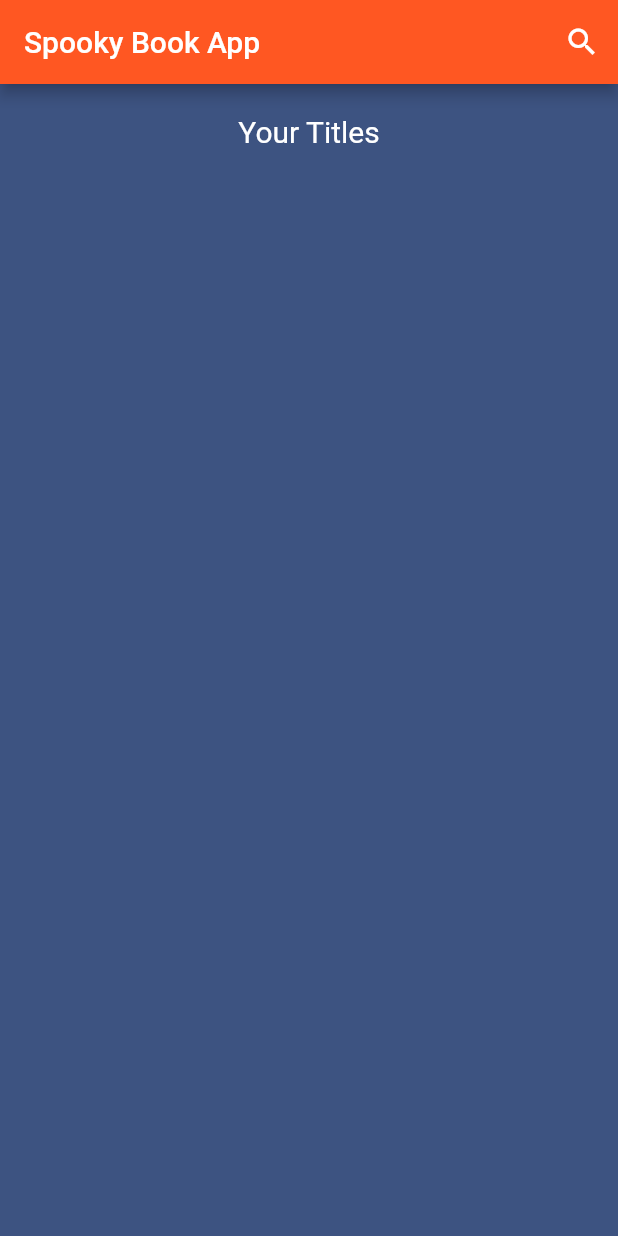
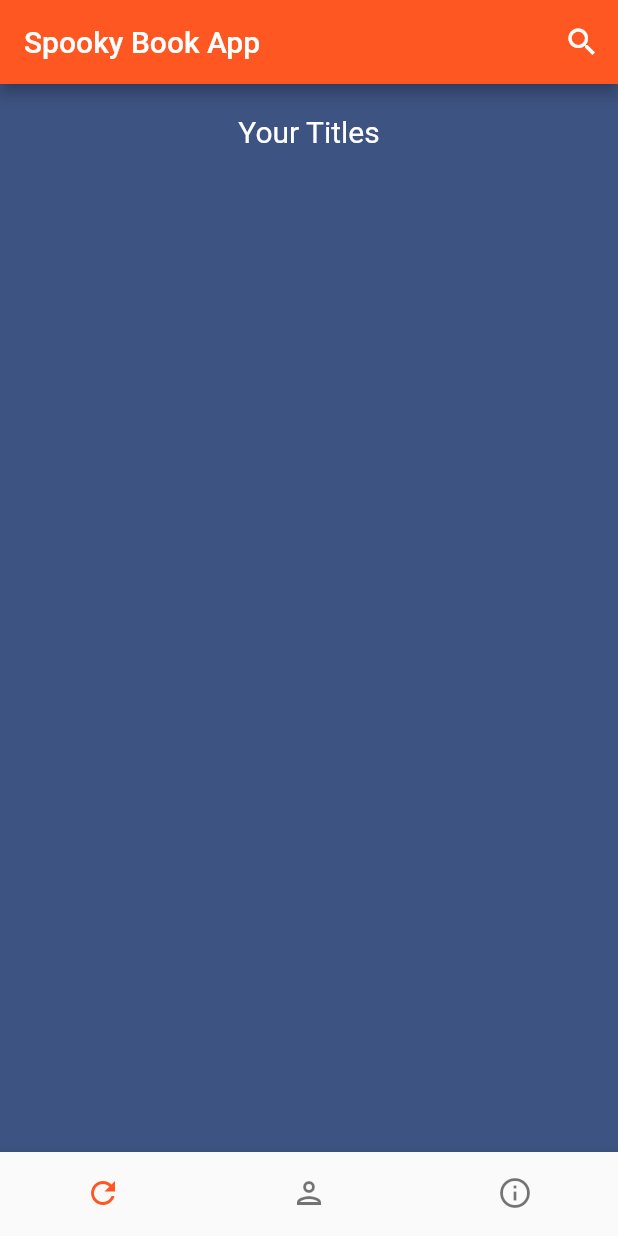
Before and after one commit to anotherlusitano/Book-App, a Flutter app: the screen it shows after launch, on a phone screen of 412 x 824 dp. Run offline on Flutter 3.47's test engine with Material 2 defaults, Android fonts, the phone set to English and light mode, and no system bars; our stand-ins replace google_fonts.

```diff
--- a/lib/main.dart
+++ b/lib/main.dart
@@ -40,10 +40,29 @@ class HomePage extends StatelessWidget {
           ),
         ],
       ),
-      body: Column(
+      bottomNavigationBar: BottomNavigationBar(
+        showSelectedLabels: false,
+        showUnselectedLabels: false,
+        items: const <BottomNavigationBarItem>[
+          BottomNavigationBarItem(
+            icon: Icon(Icons.refresh),
+            label: 'a',
+          ),
+          BottomNavigationBarItem(
+            icon: Icon(Icons.person_outlined),
+            label: 'b',
+          ),
+          BottomNavigationBarItem(
+            icon: Icon(Icons.info_outline),
+            label: 'c',
+          ),
+        ],
+      ),
+      body: const Column(
         children: [
+          //Your Titles
           Padding(
-            padding: const EdgeInsets.fromLTRB(0, 20.0, 0, 20.0),
+            padding: EdgeInsets.fromLTRB(0, 20.0, 0, 20.0),
             child: Center(
               child: Text(
                 "Your Titles",
@@ -54,6 +73,8 @@ class HomePage extends StatelessWidget {
               ),
             ),
           ),
+
+          //TODO: Your Titles Books Section
         ],
       ),
     );
```
